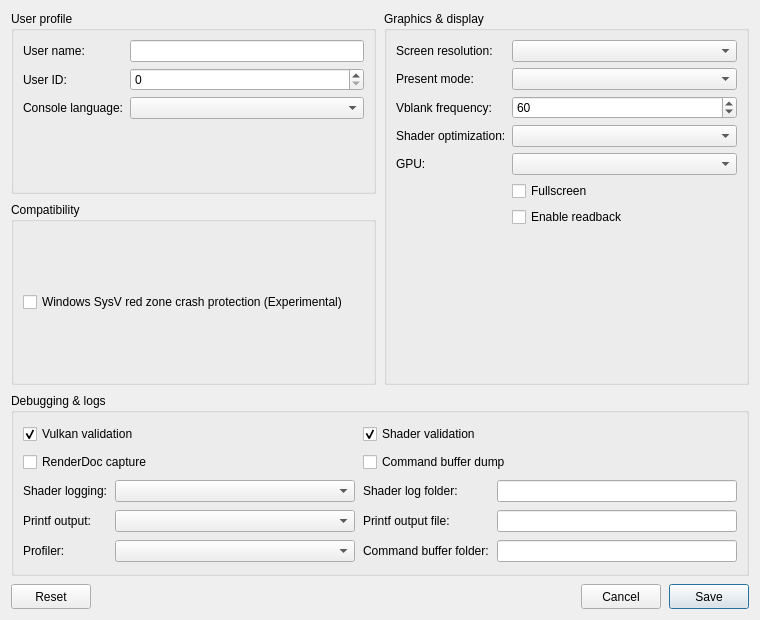
This is src/launcher/forms/configuration_edit_dialog.ui in ChronoRPG/KytyPS5AstroAMD as Qt 5 draws it before an edit. The edited form follows.
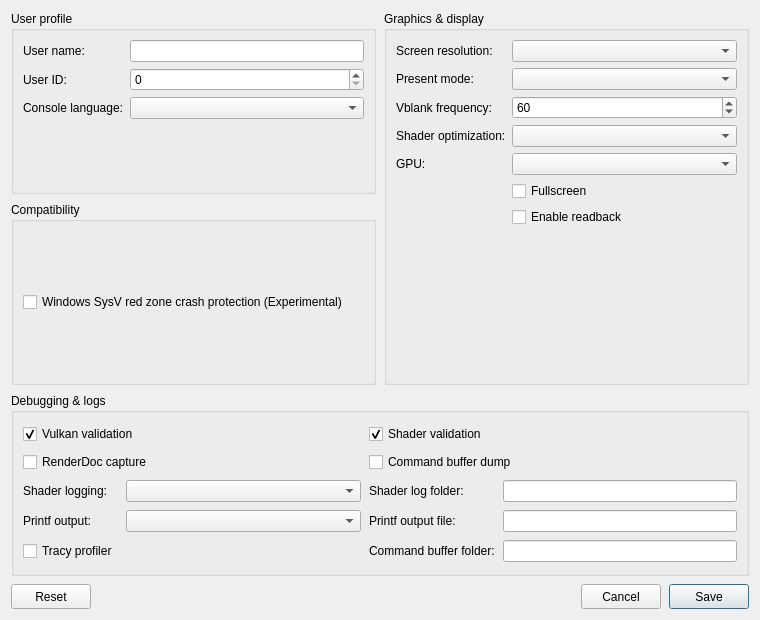
This is the edited form. Custom widgets are drawn as their Qt base class.

Commit message: config: simplify logging and profiler options. Change to Mailbox

The edit to the form file:
```diff
--- a/src/launcher/forms/configuration_edit_dialog.ui
+++ b/src/launcher/forms/configuration_edit_dialog.ui
@@ -229,13 +229,9 @@
          </widget>
         </item>
         <item row="4" column="0">
-         <widget class="QLabel" name="label_profiler_direction">
-          <property name="text"><string>Profiler:</string></property>
-         </widget>
-        </item>
-        <item row="4" column="1">
-         <widget class="QComboBox" name="comboBox_profiler_direction">
-          <property name="toolTip"><string>Enable or disable profiler. If enabled may decrease emulator performance</string></property>
+         <widget class="QCheckBox" name="checkBox_profiler">
+          <property name="toolTip"><string>Enable the Tracy profiler. Profiling may decrease emulator performance</string></property>
+          <property name="text"><string>Tracy profiler</string></property>
          </widget>
         </item>
         <item row="4" column="2">
```
The commit also changes 17 other files.
